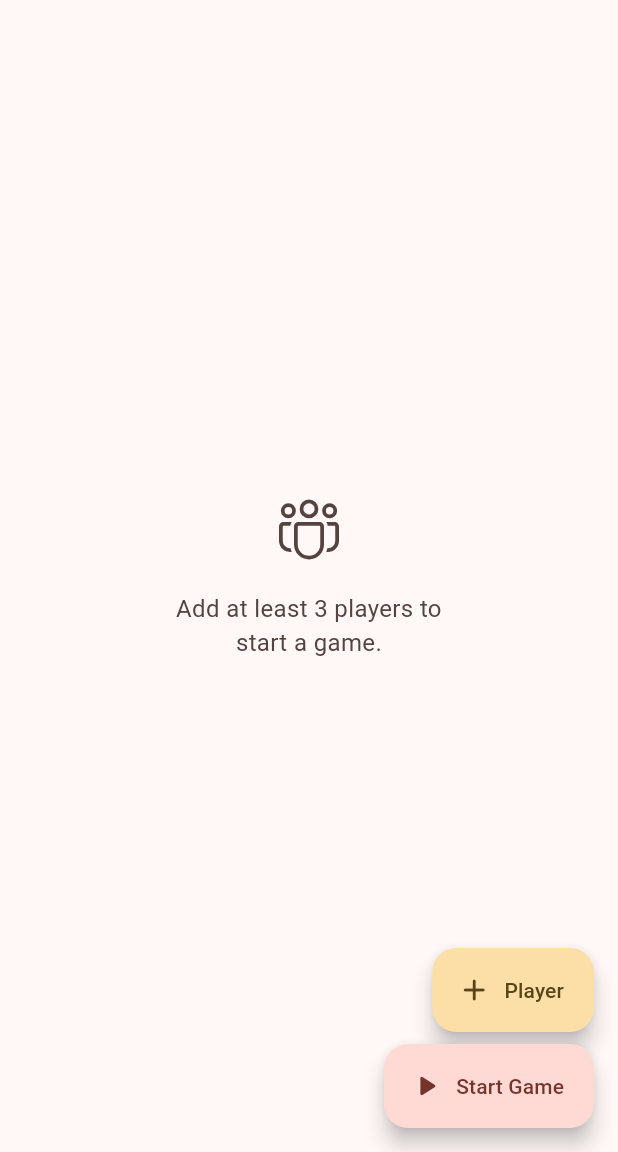
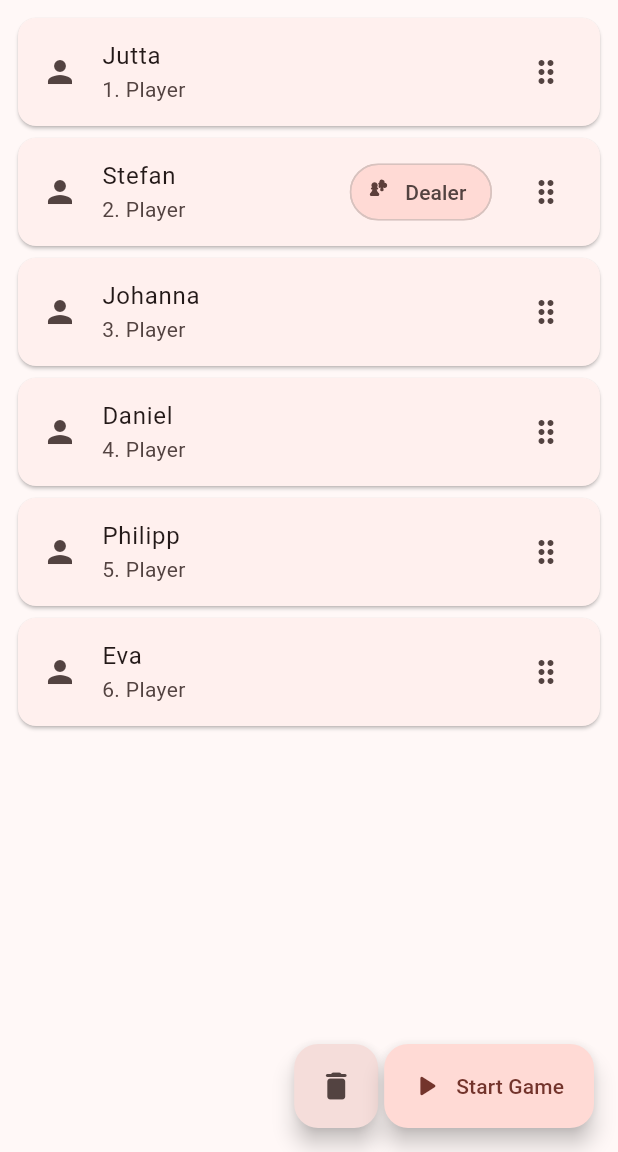
Before and after one commit to BuildmodeOne/wizard_points, a Flutter app: the screen it shows after launch, on a phone screen of 412 x 824 dp, the part 84-1236 px from its top. Run offline on Flutter 3.47's test engine with Material 2 defaults, Android fonts, the phone set to English and light mode, and no system bars; our stand-ins replace fluentui_system_icons, localstorage, numberpicker, shared_preferences.

Commit message:
WIP: save game

```diff
--- a/lib/main.dart
+++ b/lib/main.dart
@@ -1,3 +1,4 @@
+import 'dart:convert';
 import 'dart:math';
 // import 'dart:html';
 import 'package:flutter/material.dart';
@@ -111,10 +112,10 @@ class _WizardPointAppState extends State<WizardPointApp> {
     var game = widget.game;
 
     // //  temp:
-    // var devGame =
-    //     '{"players":["Jutta","Stefan","Johanna","Daniel","Philipp","Eva"],"rounds":[{"currentTrick":0,"predictions":{"1":0,"2":0,"3":0,"4":0,"5":0,"0":0},"results":{"0":1,"1":0,"2":0,"3":0,"4":0,"5":0}},{"currentTrick":1,"predictions":{"2":0,"3":0,"4":0,"5":0,"0":0,"1":0},"results":{"0":1,"1":1,"2":0,"3":0,"4":0,"5":0}},{"currentTrick":2,"predictions":{"2":0,"3":0,"4":0,"5":0,"0":0,"1":0},"results":{"0":1,"1":1,"2":0,"3":0,"4":0,"5":0}},{"currentTrick":3,"predictions":{"2":0,"3":0,"4":0,"5":0,"0":0,"1":0},"results":{"0":1,"1":1,"2":0,"3":0,"4":0,"5":0}},{"currentTrick":4,"predictions":{"2":0,"3":0,"4":0,"5":0,"0":0,"1":0},"results":{"0":1,"1":1,"2":0,"3":0,"4":0,"5":0}},{"currentTrick":5,"predictions":{"2":0,"3":0,"4":0,"5":0,"0":0,"1":0},"results":{"0":1,"1":1,"2":0,"3":0,"4":0,"5":0}},{"currentTrick":6,"predictions":{"2":0,"3":0,"4":0,"5":0,"0":0,"1":0},"results":{"0":1,"1":1,"2":0,"3":0,"4":0,"5":0}},{"currentTrick":7,"predictions":{"2":0,"3":0,"4":0,"5":0,"0":0,"1":0},"results":{"0":1,"1":1,"2":0,"3":0,"4":0,"5":0}},{"currentTrick":8,"predictions":{"2":0,"3":0,"4":0,"5":0,"0":0,"1":0},"results":{"0":1,"1":1,"2":0,"3":0,"4":0,"5":0}}],"dealer":1,"settings":{"alwaysRewardTricks":false,"allowZeroPrediction":false,"pointsForTricks":10,"pointsForCorrectPrediction":20},"currentRound":10}';
-    // game = Game.fromJson(jsonDecode(devGame));
-    // game.settings = widget.game.settings;
+    var devGame =
+        '{"players":["Jutta","Stefan","Johanna","Daniel","Philipp","Eva"],"rounds":[{"currentTrick":0,"predictions":{"1":0,"2":0,"3":0,"4":0,"5":0,"0":0},"results":{"0":1,"1":0,"2":0,"3":0,"4":0,"5":0}},{"currentTrick":1,"predictions":{"2":0,"3":0,"4":0,"5":0,"0":0,"1":0},"results":{"0":1,"1":1,"2":0,"3":0,"4":0,"5":0}},{"currentTrick":2,"predictions":{"2":0,"3":0,"4":0,"5":0,"0":0,"1":0},"results":{"0":1,"1":1,"2":0,"3":0,"4":0,"5":0}},{"currentTrick":3,"predictions":{"2":0,"3":0,"4":0,"5":0,"0":0,"1":0},"results":{"0":1,"1":1,"2":0,"3":0,"4":0,"5":0}},{"currentTrick":4,"predictions":{"2":0,"3":0,"4":0,"5":0,"0":0,"1":0},"results":{"0":1,"1":1,"2":0,"3":0,"4":0,"5":0}},{"currentTrick":5,"predictions":{"2":0,"3":0,"4":0,"5":0,"0":0,"1":0},"results":{"0":1,"1":1,"2":0,"3":0,"4":0,"5":0}},{"currentTrick":6,"predictions":{"2":0,"3":0,"4":0,"5":0,"0":0,"1":0},"results":{"0":1,"1":1,"2":0,"3":0,"4":0,"5":0}},{"currentTrick":7,"predictions":{"2":0,"3":0,"4":0,"5":0,"0":0,"1":0},"results":{"0":1,"1":1,"2":0,"3":0,"4":0,"5":0}},{"currentTrick":8,"predictions":{"2":0,"3":0,"4":0,"5":0,"0":0,"1":0},"results":{"0":1,"1":1,"2":0,"3":0,"4":0,"5":0}}],"dealer":1,"settings":{"alwaysRewardTricks":false,"allowZeroPrediction":false,"pointsForTricks":10,"pointsForCorrectPrediction":20},"currentRound":10}';
+    game = Game.fromJson(jsonDecode(devGame));
+    game.settings = widget.game.settings;
 
     return MaterialApp(
       debugShowCheckedModeBanner: false,
--- a/lib/screens/player/players_screen.dart
+++ b/lib/screens/player/players_screen.dart
@@ -24,8 +24,7 @@ class _PlayerCreationScreenState extends State<PlayerCreationScreen> {
   @override
   Widget build(BuildContext context) {
     var game = widget.game;
-    var isRunning =
-        game.currentRound > 0 && game.currentRound < game.getMaxRounds();
+    var isRunning = game.isRunning();
 
     void onReorder(int oldIndex, int newIndex) {
       if (oldIndex < newIndex) {
@@ -200,16 +199,6 @@ class _PlayerCreationScreenState extends State<PlayerCreationScreen> {
             child: Row(
               mainAxisAlignment: MainAxisAlignment.end,
               children: [
-                // FloatingActionButton(
-                //   onPressed: () => game.restartGame(game, context),
-                //   backgroundColor: Theme.of(context).colorScheme.surfaceVariant,
-                //   foregroundColor:
-                //       Theme.of(context).colorScheme.onSurfaceVariant,
-                //   child: const Icon(Icons.restart_alt_rounded),
-                // ),
-                // const Padding(
-                //   padding: EdgeInsets.all(2),
-                // ),
                 FloatingActionButton.extended(
                   heroTag: 'btn2',
                   onPressed: () => startGame(),
--- /dev/null
+++ b/lib/screens/settings/game.json
@@ -0,0 +1,6 @@
+{
+    "settings": {
+        "alwaysRewardTricks": true,
+        ""
+    }
+}
--- a/lib/services/models.dart
+++ b/lib/services/models.dart
@@ -37,6 +37,10 @@ class Game {
   void saveGame() {
     var storage = LocalStorage('wizard_points');
     storage.setItem('game', toJson());
+  }
+
+  bool isRunning() {
+    return currentRound > 0 && currentRound < getMaxRounds();
   }
 
   Map<String, int> getScores() {
```
Also changed, not shown: lib/screens/player/edit_player_dialog.dart (+8 -2 lines), lib/screens/settings/settings.dart (+7 -12 lines).
